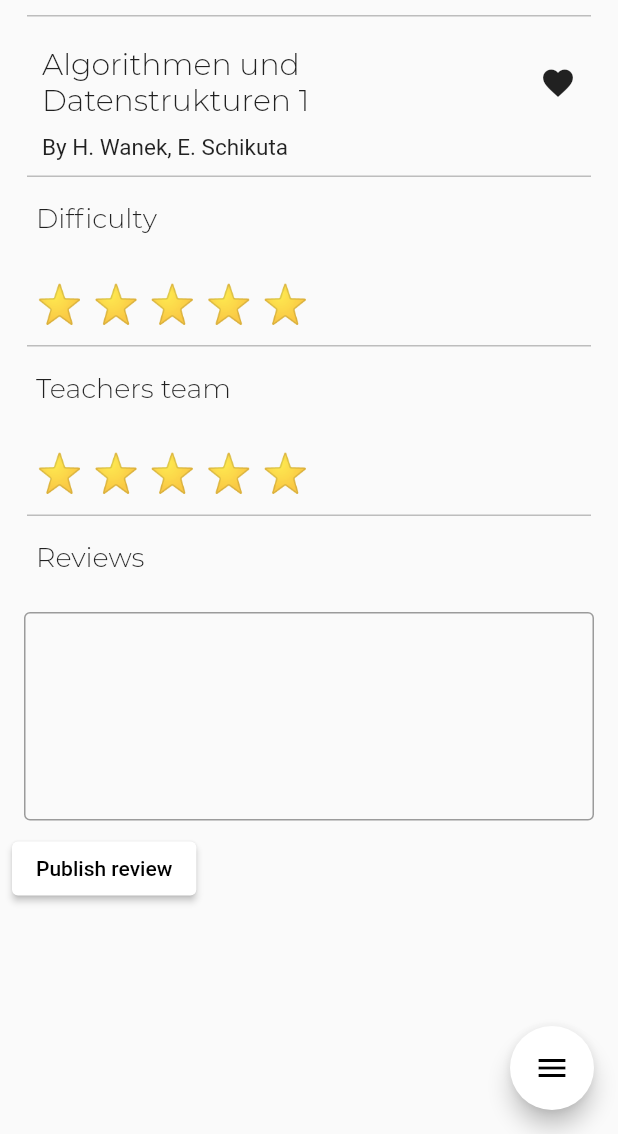
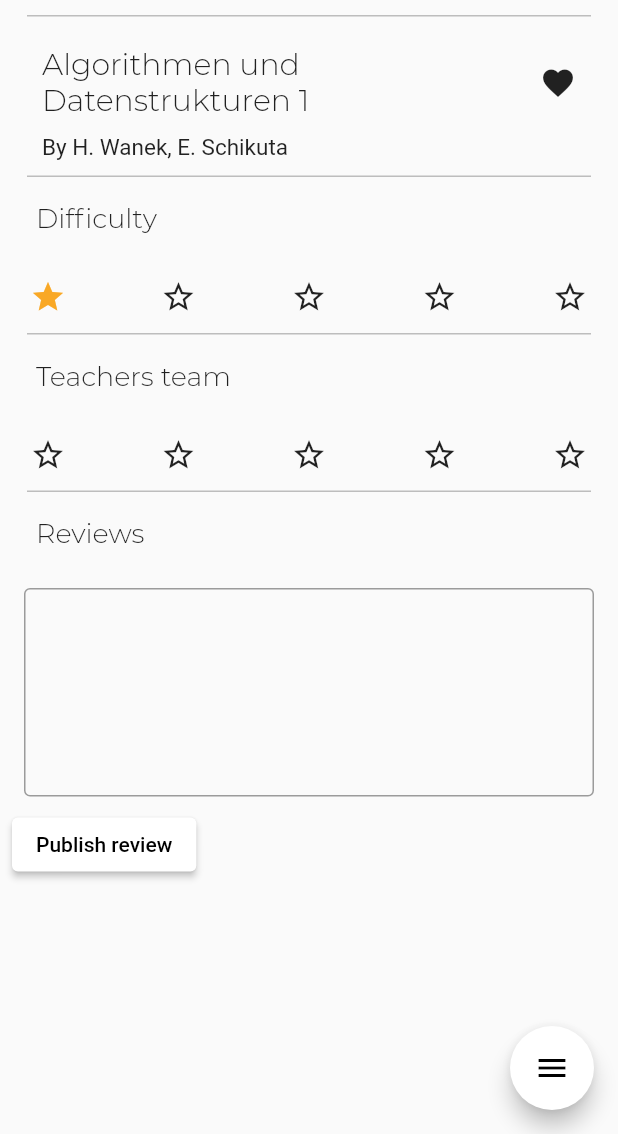
Before and after one commit to maxprimak/m2, a Flutter app: the AddReview screen opened by its route, on a phone screen of 412 x 824 dp, the part 102-1236 px from its top. Run offline on Flutter 3.47's test engine with Material 2 defaults, Android fonts, the phone set to English and light mode, and no system bars; our stand-ins replace fluttertoast; network calls fail; project files that could hold a hidden picture were left out.

```diff
--- a/lib/Pages/add_review.dart
+++ b/lib/Pages/add_review.dart
@@ -15,6 +15,10 @@ class _AddReviewState extends State<AddReview> {
   // Style
   final _listFont = TextStyle(fontSize: 18.0, fontFamily: 'Montserrat');
   final _starFont = TextStyle(fontSize: 25.0, fontFamily: 'Montserrat');
+
+  // Data
+  List<bool> starsArrayDiff = [true, false, false, false, false];
+  List<bool> starsArrayTeach = [false, false, false, false, false];
 
   @override
   Widget build(BuildContext context) {
@@ -34,10 +38,10 @@ class _AddReviewState extends State<AddReview> {
               SizedBox(height: 10),
               _getDivider(),
               _buildRow('Difficulty'),
-                  _buildStars(),
+              _buildStars(starsArrayDiff),
               _getDivider(),
               _buildRow('Teachers team'),
-                  _buildStars(),
+              _buildStars(starsArrayTeach),
               _getDivider(),
               _buildRow('Reviews'),
               _buildInputBox(),
@@ -51,10 +55,46 @@ class _AddReviewState extends State<AddReview> {
     );
   }
 
-  Widget _buildStars() {
-    return ListTile(
-      title: new Text('⭐ ⭐️ ⭐️ ⭐️ ⭐️️', style: _starFont),
-    );
+  Widget _buildStars(List<bool> starsArray) {
+    return Row(
+        mainAxisAlignment: MainAxisAlignment.spaceBetween,
+        children: <Widget>[
+          new IconButton(
+            icon: new Icon(
+              starsArray.elementAt(0) ? Icons.star : Icons.star_border,
+              color: starsArray.elementAt(0) ? Colors.yellow[800] : null,
+            ),
+            onPressed: (){},
+          ),
+          new IconButton(
+            icon: new Icon(
+              starsArray[1] ? Icons.star : Icons.star_border,
+              color: starsArray[1] ? Colors.yellow[800] : null,
+            ),
+            onPressed: (){},
+          ),
+          new IconButton(
+            icon: new Icon(
+              starsArray[2] ? Icons.star : Icons.star_border,
+              color: starsArray[2] ? Colors.yellow[800] : null,
+            ),
+            onPressed: (){},
+          ),
+          new IconButton(
+            icon: new Icon(
+              starsArray[3] ? Icons.star : Icons.star_border,
+              color: starsArray[3] ? Colors.yellow[800] : null,
+            ),
+            onPressed: (){},
+          ),
+          new IconButton(
+            icon: new Icon(
+              starsArray[4] ? Icons.star : Icons.star_border,
+              color: starsArray[4] ? Colors.yellow[800] : null,
+            ),
+            onPressed: (){},
+          ),
+        ]);
   }
 
   Widget _buildInputBox() {
@@ -78,7 +118,6 @@ class _AddReviewState extends State<AddReview> {
             onPressed: () {
               Navigator.pop(context);
             },
-
             style: ElevatedButton.styleFrom(primary: Colors.white),
             child: Text("Publish review",
                 style: TextStyle(
```
Lines whose indentation alone changed are shown as unchanged.
